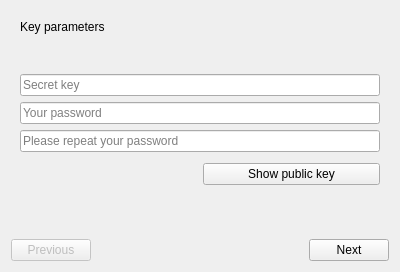
The window that res/ui/account_cfg.ui (duniter/sakia) describes before a commit, drawn with Qt 5.
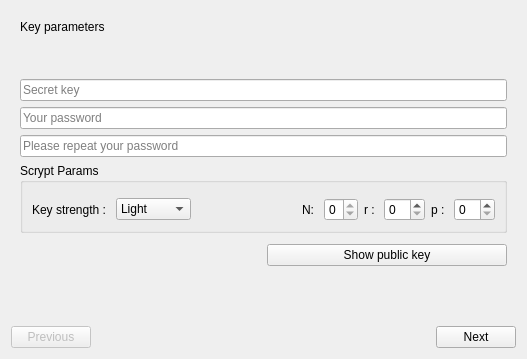
The same window after the commit. The open tabs and pages were chosen to show the change.

Commit message: Add scrypt parameter

The edit to the form file:
```diff
--- a/res/ui/account_cfg.ui
+++ b/res/ui/account_cfg.ui
@@ -6,8 +6,8 @@
    <rect>
     <x>0</x>
     <y>0</y>
-    <width>400</width>
-    <height>272</height>
+    <width>527</width>
+    <height>359</height>
    </rect>
   </property>
   <property name="windowTitle">
@@ -167,6 +167,147 @@
              </property>
             </widget>
            </item>
+           <item>
+            <widget class="QGroupBox" name="groupBox_3">
+             <property name="title">
+              <string>Scrypt Params</string>
+             </property>
+             <layout class="QVBoxLayout" name="verticalLayout_8">
+              <item>
+               <layout class="QHBoxLayout" name="horizontalLayout_9">
+                <property name="topMargin">
+                 <number>6</number>
+                </property>
+                <item>
+                 <widget class="QLabel" name="label_5">
+                  <property name="text">
+                   <string>Key strength : </string>
+                  </property>
+                 </widget>
+                </item>
+                <item>
+                 <widget class="QComboBox" name="combo_scrypt">
+                  <item>
+                   <property name="text">
+                    <string>Light</string>
+                   </property>
+                  </item>
+                  <item>
+                   <property name="text">
+                    <string>Secure</string>
+                   </property>
+                  </item>
+                  <item>
+                   <property name="text">
+                    <string>Hardest</string>
+                   </property>
+                  </item>
+                  <item>
+                   <property name="text">
+                    <string>Extreme</string>
+                   </property>
+                  </item>
+                 </widget>
+                </item>
+                <item>
+                 <spacer name="horizontalSpacer_5">
+                  <property name="orientation">
+                   <enum>Qt::Horizontal</enum>
+                  </property>
+                  <property name="sizeHint" stdset="0">
+                   <size>
+                    <width>40</width>
+                    <height>20</height>
+                   </size>
+                  </property>
+                 </spacer>
+                </item>
+                <item>
+                 <widget class="QLabel" name="label">
+                  <property name="sizePolicy">
+                   <sizepolicy hsizetype="Maximum" vsizetype="Preferred">
+                    <horstretch>0</horstretch>
+                    <verstretch>0</verstretch>
+                   </sizepolicy>
+                  </property>
+                  <property name="text">
+                   <string>N: </string>
+                  </property>
+                 </widget>
+                </item>
+                <item>
+                 <widget class="QSpinBox" name="spin_N">
+                  <property name="sizePolicy">
+                   <sizepolicy hsizetype="Maximum" vsizetype="Fixed">
+                    <horstretch>0</horstretch>
+                    <verstretch>0</verstretch>
+                   </sizepolicy>
+                  </property>
+                  <property name="maximum">
+                   <number>0</number>
+                  </property>
+                  <property name="value">
+                   <number>0</number>
+                  </property>
+                  <property name="displayIntegerBase">
+                   <number>10</number>
+                  </property>
+                 </widget>
+                </item>
+                <item>
+                 <widget class="QLabel" name="label_2">
+                  <property name="sizePolicy">
+                   <sizepolicy hsizetype="Maximum" vsizetype="Preferred">
+                    <horstretch>0</horstretch>
+                    <verstretch>0</verstretch>
+                   </sizepolicy>
+                  </property>
+                  <property name="text">
+                   <string>r : </string>
+                  </property>
+                 </widget>
+                </item>
+                <item>
+                 <widget class="QSpinBox" name="spin_r">
+                  <property name="sizePolicy">
+                   <sizepolicy hsizetype="Maximum" vsizetype="Fixed">
+                    <horstretch>0</horstretch>
+                    <verstretch>0</verstretch>
+                   </sizepolicy>
+                  </property>
+                  <property name="displayIntegerBase">
+                   <number>10</number>
+                  </property>
+                 </widget>
+                </item>
+                <item>
+                 <widget class="QLabel" name="label_4">
+                  <property name="sizePolicy">
+                   <sizepolicy hsizetype="Maximum" vsizetype="Preferred">
+                    <horstretch>0</horstretch>
+                    <verstretch>0</verstretch>
+                   </sizepolicy>
+                  </property>
+                  <property name="text">
+                   <string>p : </string>
+                  </property>
+                 </widget>
+                </item>
+                <item>
+                 <widget class="QSpinBox" name="spin_p">
+                  <property name="sizePolicy">
+                   <sizepolicy hsizetype="Maximum" vsizetype="Fixed">
+                    <horstretch>0</horstretch>
+                    <verstretch>0</verstretch>
+                   </sizepolicy>
+                  </property>
+                 </widget>
+                </item>
+               </layout>
+              </item>
+             </layout>
+            </widget>
+           </item>
            <item>
             <layout class="QHBoxLayout" name="horizontalLayout_6">
              <property name="topMargin">
```
The commit also changes 11 other files.
